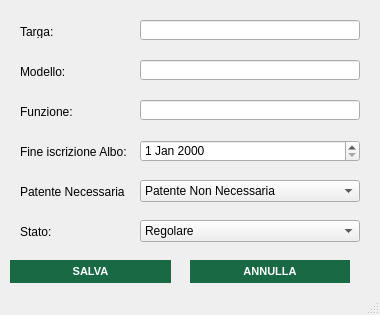
First picture: the form in src/main/gui/modifica_mezzo.ui, repository OT-Rax/AnconAmbiente, before the edit.
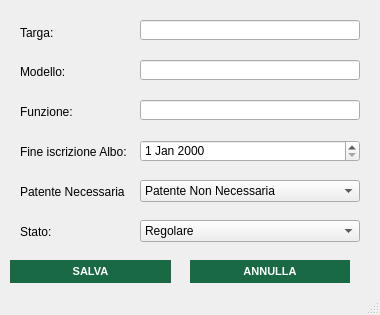
Second picture: the form after the edit. Icons and pictures are not drawn.

Commit message: fixed vista mezzo gui

What changed in the file:
```diff
--- a/src/main/gui/modifica_mezzo.ui
+++ b/src/main/gui/modifica_mezzo.ui
@@ -37,7 +37,7 @@
       <x>20</x>
       <y>25</y>
       <width>47</width>
-      <height>13</height>
+      <height>16</height>
      </rect>
     </property>
     <property name="text">
```
The commit also changes 2 other files.
